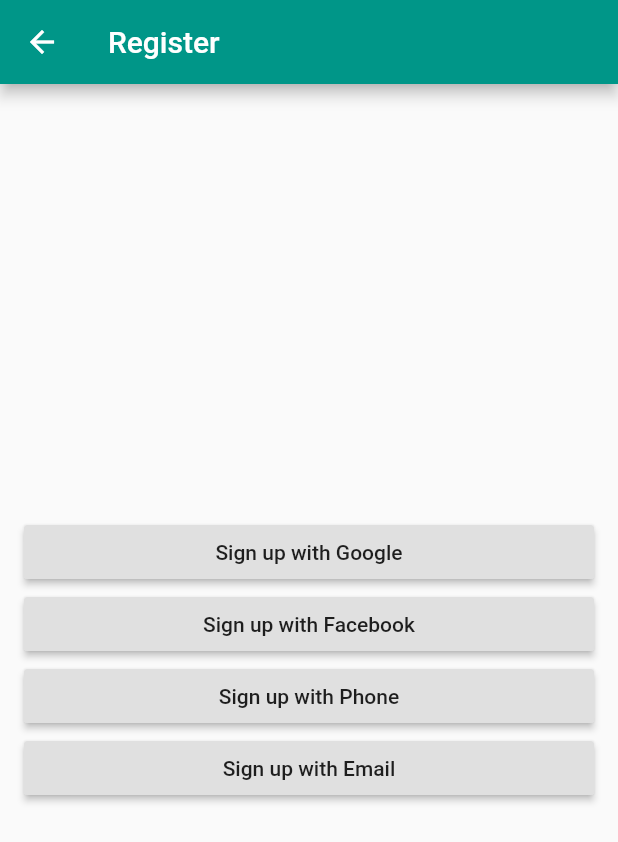
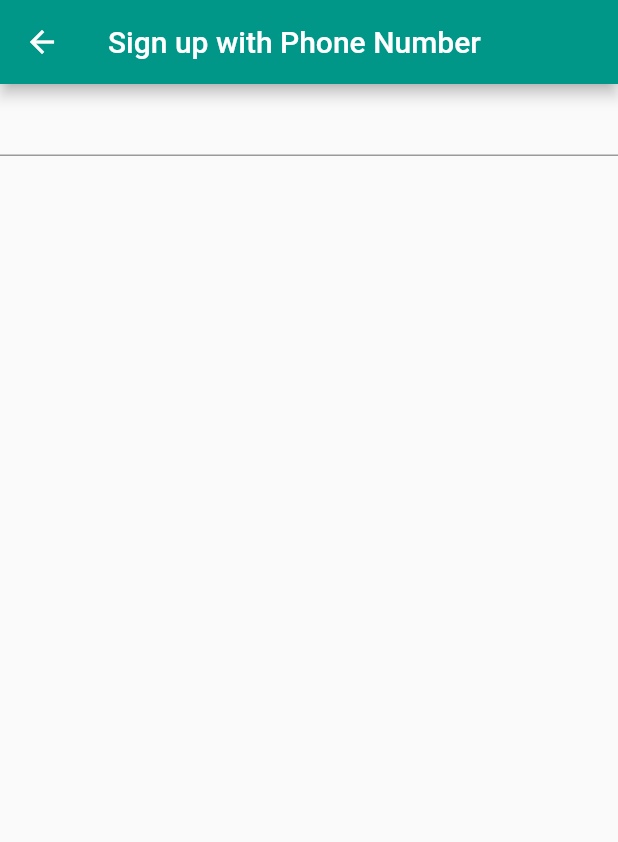
Before and after one commit to mandeepika/ActivitreeFlutter, a Flutter app: the RegisterPage screen opened directly, after a tap on "Sign up with Phone", on a phone screen of 412 x 824 dp. Shown: the top 842 px of the screen. Run offline on Flutter 3.47's test engine with Material 2 defaults, Android fonts, the phone set to English and light mode, and no system bars; our stand-ins replace firebase_auth, google_sign_in; accounts and stored records are empty.

Commit message:
Add Phone Register Page

```diff
--- /dev/null
+++ b/lib/register/phone-number-register.dart
@@ -0,0 +1,24 @@
+import 'package:flutter/material.dart';
+
+class PhoneNumberRegisterPage extends StatelessWidget {
+  final _phoneNumberController = TextEditingController();
+
+  @override
+  Widget build(BuildContext context) {
+    return Scaffold(
+      appBar: AppBar(
+        title: Text('Sign up with Phone Number'),
+      ),
+      body: Column(
+        children: [
+          TextFormField(
+            controller: _phoneNumberController,
+            validator: (value) {
+              return null; // TODO: Validate Phone Number
+            },
+          )
+        ],
+      ),
+    );
+  }
+}
--- a/lib/register/register.dart
+++ b/lib/register/register.dart
@@ -1,4 +1,5 @@
 import 'package:activitree_edu_flutter/register/email-register.dart';
+import 'package:activitree_edu_flutter/register/phone-number-register.dart';
 import 'package:flutter/material.dart';
 
 class RegisterPage extends StatelessWidget {
@@ -19,7 +20,11 @@ class RegisterPage extends StatelessWidget {
                 RaisedButton(
                     onPressed: onPressed, child: Text('Sign up with Facebook')),
                 RaisedButton(
-                    onPressed: onPressed, child: Text('Sign up with Phone')),
+                    onPressed: () => Navigator.push(
+                        context,
+                        MaterialPageRoute(
+                            builder: (context) => PhoneNumberRegisterPage())),
+                    child: Text('Sign up with Phone')),
                 RaisedButton(
                     onPressed: () => Navigator.push(
                         context,
```
